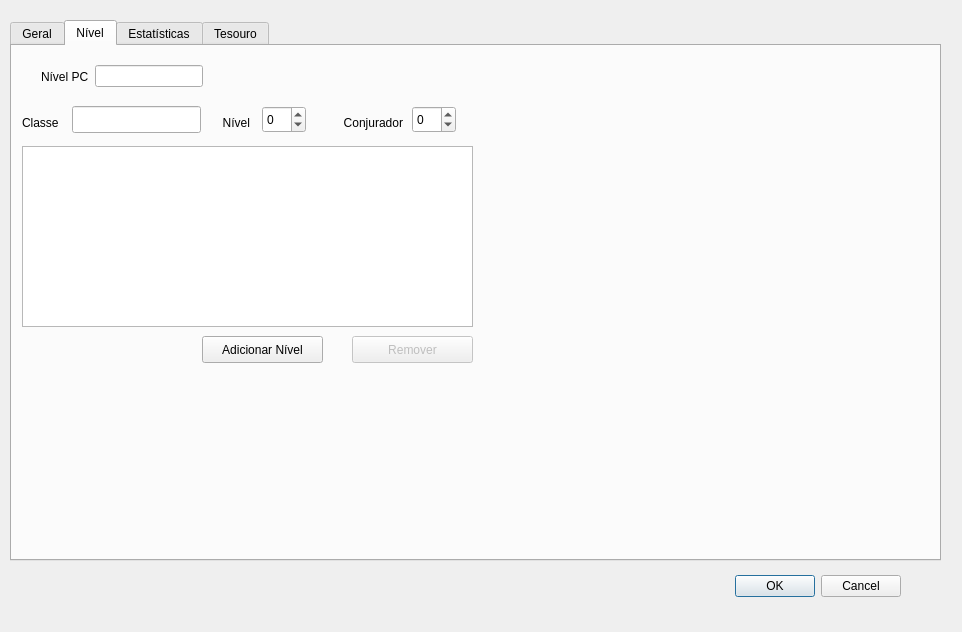
Old version of the form ifg/qt/ui/entidade.ui in the repository matferib/tabuleiro-virtual.
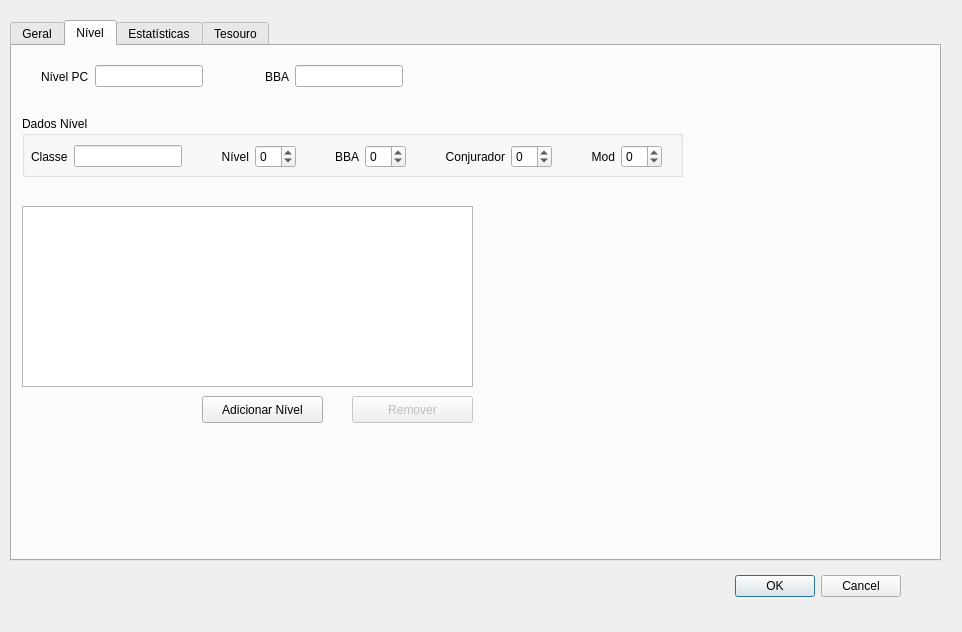
New version of the form. The open tabs and pages were chosen to show the change.

Commit message: modificadores de bonus ataque

```diff
--- a/ifg/qt/ui/entidade.ui
+++ b/ifg/qt/ui/entidade.ui
@@ -1053,108 +1053,6 @@
       </item>
      </layout>
     </widget>
-    <widget class="QLabel" name="label_40">
-     <property name="geometry">
-      <rect>
-       <x>10</x>
-       <y>60</y>
-       <width>41</width>
-       <height>34</height>
-      </rect>
-     </property>
-     <property name="sizePolicy">
-      <sizepolicy hsizetype="Fixed" vsizetype="Preferred">
-       <horstretch>0</horstretch>
-       <verstretch>0</verstretch>
-      </sizepolicy>
-     </property>
-     <property name="text">
-      <string>Classe</string>
-     </property>
-    </widget>
-    <widget class="QLabel" name="label_41">
-     <property name="geometry">
-      <rect>
-       <x>190</x>
-       <y>60</y>
-       <width>48</width>
-       <height>34</height>
-      </rect>
-     </property>
-     <property name="text">
-      <string>Nível</string>
-     </property>
-     <property name="alignment">
-      <set>Qt::AlignRight|Qt::AlignTrailing|Qt::AlignVCenter</set>
-     </property>
-    </widget>
-    <widget class="QSpinBox" name="spin_nivel_classe">
-     <property name="geometry">
-      <rect>
-       <x>250</x>
-       <y>60</y>
-       <width>44</width>
-       <height>27</height>
-      </rect>
-     </property>
-     <property name="toolTip">
-      <string>Nível da Classe</string>
-     </property>
-     <property name="minimum">
-      <number>-1</number>
-     </property>
-    </widget>
-    <widget class="QLineEdit" name="linha_classe">
-     <property name="geometry">
-      <rect>
-       <x>60</x>
-       <y>60</y>
-       <width>129</width>
-       <height>27</height>
-      </rect>
-     </property>
-     <property name="sizePolicy">
-      <sizepolicy hsizetype="Fixed" vsizetype="Fixed">
-       <horstretch>0</horstretch>
-       <verstretch>0</verstretch>
-      </sizepolicy>
-     </property>
-     <property name="toolTip">
-      <string>Identificador da Classe</string>
-     </property>
-    </widget>
-    <widget class="QLabel" name="label_42">
-     <property name="geometry">
-      <rect>
-       <x>310</x>
-       <y>60</y>
-       <width>81</width>
-       <height>34</height>
-      </rect>
-     </property>
-     <property name="text">
-      <string>Conjurador</string>
-     </property>
-     <property name="alignment">
-      <set>Qt::AlignRight|Qt::AlignTrailing|Qt::AlignVCenter</set>
-     </property>
-    </widget>
-    <widget class="QSpinBox" name="spin_nivel_conjurador">
-     <property name="geometry">
-      <rect>
-       <x>400</x>
-       <y>60</y>
-       <width>44</width>
-       <height>27</height>
-      </rect>
-     </property>
-     <property name="toolTip">
-      <string>Nível de Conjurador</string>
-     </property>
-     <property name="minimum">
-      <number>-1</number>
-     </property>
-    </widget>
     <widget class="QPushButton" name="botao_adicionar_nivel">
      <property name="enabled">
       <bool>true</bool>
@@ -1162,7 +1060,7 @@
      <property name="geometry">
       <rect>
        <x>190</x>
-       <y>290</y>
+       <y>350</y>
        <width>121</width>
        <height>27</height>
       </rect>
@@ -1175,7 +1073,7 @@
      <property name="geometry">
       <rect>
        <x>10</x>
-       <y>100</y>
+       <y>160</y>
        <width>451</width>
        <height>181</height>
       </rect>
@@ -1188,7 +1086,7 @@
      <property name="geometry">
       <rect>
        <x>340</x>
-       <y>290</y>
+       <y>350</y>
        <width>121</width>
        <height>27</height>
       </rect>
@@ -1197,6 +1095,218 @@
       <string>Remover</string>
      </property>
     </widget>
+    <widget class="QWidget" name="horizontalLayoutWidget_12">
+     <property name="geometry">
+      <rect>
+       <x>210</x>
+       <y>10</y>
+       <width>181</width>
+       <height>41</height>
+      </rect>
+     </property>
+     <layout class="QHBoxLayout" name="horizontalLayout_33">
+      <item alignment="Qt::AlignRight">
+       <widget class="QLabel" name="label_46">
+        <property name="text">
+         <string>BBA</string>
+        </property>
+       </widget>
+      </item>
+      <item alignment="Qt::AlignLeft">
+       <widget class="QLineEdit" name="linha_bba">
+        <property name="toolTip">
+         <string>Bônus Base de Ataque Total</string>
+        </property>
+        <property name="readOnly">
+         <bool>true</bool>
+        </property>
+       </widget>
+      </item>
+     </layout>
+    </widget>
+    <widget class="QGroupBox" name="groupBox_2">
+     <property name="geometry">
+      <rect>
+       <x>10</x>
+       <y>70</y>
+       <width>661</width>
+       <height>61</height>
+      </rect>
+     </property>
+     <property name="title">
+      <string>Dados Nível</string>
+     </property>
+     <widget class="QWidget" name="horizontalLayoutWidget">
+      <property name="geometry">
+       <rect>
+        <x>9</x>
+        <y>20</y>
+        <width>631</width>
+        <height>41</height>
+       </rect>
+      </property>
+      <layout class="QHBoxLayout" name="horizontalLayout">
+       <item>
+        <widget class="QLabel" name="label_40">
+         <property name="sizePolicy">
+          <sizepolicy hsizetype="Fixed" vsizetype="Preferred">
+           <horstretch>0</horstretch>
+           <verstretch>0</verstretch>
+          </sizepolicy>
+         </property>
+         <property name="text">
+          <string>Classe</string>
+         </property>
+        </widget>
+       </item>
+       <item>
+        <widget class="QLineEdit" name="linha_classe">
+         <property name="sizePolicy">
+          <sizepolicy hsizetype="Fixed" vsizetype="Fixed">
+           <horstretch>0</horstretch>
+           <verstretch>0</verstretch>
+          </sizepolicy>
+         </property>
+         <property name="toolTip">
+          <string>Identificador da Classe</string>
+         </property>
+        </widget>
+       </item>
+       <item>
+        <spacer name="horizontalSpacer">
+         <property name="orientation">
+          <enum>Qt::Horizontal</enum>
+         </property>
+         <property name="sizeHint" stdset="0">
+          <size>
+           <width>40</width>
+           <height>20</height>
+          </size>
+         </property>
+        </spacer>
+       </item>
+       <item>
+        <widget class="QLabel" name="label_41">
+         <property name="text">
+          <string>Nível</string>
+         </property>
+         <property name="alignment">
+          <set>Qt::AlignRight|Qt::AlignTrailing|Qt::AlignVCenter</set>
+         </property>
+        </widget>
+       </item>
+       <item>
+        <widget class="QSpinBox" name="spin_nivel_classe">
+         <property name="toolTip">
+          <string>Nível da Classe</string>
+         </property>
+         <property name="minimum">
+          <number>-1</number>
+         </property>
+        </widget>
+       </item>
+       <item>
+        <spacer name="horizontalSpacer_4">
+         <property name="orientation">
+          <enum>Qt::Horizontal</enum>
+         </property>
+         <property name="sizeHint" stdset="0">
+          <size>
+           <width>40</width>
+           <height>20</height>
+          </size>
+         </property>
+        </spacer>
+       </item>
+       <item>
+        <widget class="QLabel" name="label_43">
+         <property name="text">
+          <string>BBA</string>
+         </property>
+         <property name="alignment">
+          <set>Qt::AlignRight|Qt::AlignTrailing|Qt::AlignVCenter</set>
+         </property>
+        </widget>
+       </item>
+       <item>
+        <widget class="QSpinBox" name="spin_bba">
+         <property name="toolTip">
+          <string>Bônus Base de Ataque </string>
+         </property>
+         <property name="minimum">
+          <number>-1</number>
+         </property>
+        </widget>
+       </item>
+       <item>
+        <spacer name="horizontalSpacer_7">
+         <property name="orientation">
+          <enum>Qt::Horizontal</enum>
+         </property>
+         <property name="sizeHint" stdset="0">
+          <size>
+           <width>40</width>
+           <height>20</height>
+          </size>
+         </property>
+        </spacer>
+       </item>
+       <item>
+        <widget class="QLabel" name="label_42">
+         <property name="text">
+          <string>Conjurador</string>
+         </property>
+         <property name="alignment">
+          <set>Qt::AlignRight|Qt::AlignTrailing|Qt::AlignVCenter</set>
+         </property>
+        </widget>
+       </item>
+       <item>
+        <widget class="QSpinBox" name="spin_nivel_conjurador">
+         <property name="toolTip">
+          <string>Nível de Conjurador</string>
+         </property>
+         <property name="minimum">
+          <number>-1</number>
+         </property>
+        </widget>
+       </item>
+       <item>
+        <spacer name="horizontalSpacer_8">
+         <property name="orientation">
+          <enum>Qt::Horizontal</enum>
+         </property>
+         <property name="sizeHint" stdset="0">
+          <size>
+           <width>40</width>
+           <height>20</height>
+          </size>
+         </property>
+        </spacer>
+       </item>
+       <item>
+        <widget class="QLabel" name="label_44">
+         <property name="text">
+          <string>Mod</string>
+         </property>
+         <property name="alignment">
+          <set>Qt::AlignRight|Qt::AlignTrailing|Qt::AlignVCenter</set>
+         </property>
+        </widget>
+       </item>
+       <item>
+        <widget class="QSpinBox" name="spin_mod_conjuracao">
+         <property name="toolTip">
+          <string>Modificador do atributo de conjuração (exemplo: sabedoria para clérigos)</string>
+         </property>
+         <property name="minimum">
+          <number>-1</number>
+         </property>
+        </widget>
+       </item>
+      </layout>
+     </widget>
+    </widget>
    </widget>
    <widget class="QWidget" name="tab_estatisticas">
     <attribute name="title">
```
Left out of the diff: 4 changed lines with no effect on the pictures. The commit also changes 2 other files.
